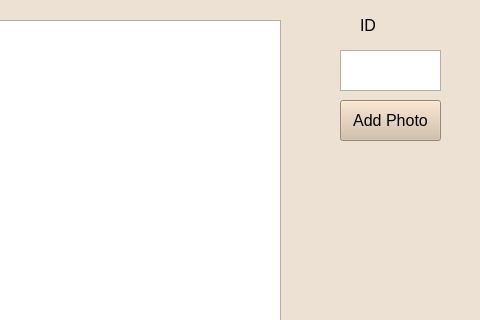
First picture: the form in photodialog.ui, repository EtoDrowsy/CS499, before the edit; both pictures show x 720 to 1200 and y 0 to 320 of the 1200 by 800 pixel window.
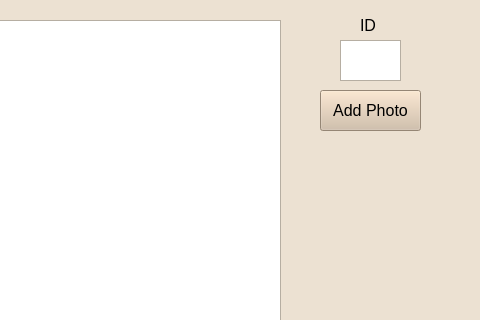
Second picture: the form after the edit.

Commit message: Added add button to cutlist

Patch:
```diff
--- a/photodialog.ui
+++ b/photodialog.ui
@@ -87,11 +87,16 @@
    <property name="geometry">
     <rect>
      <x>1060</x>
-     <y>50</y>
-     <width>101</width>
+     <y>40</y>
+     <width>61</width>
      <height>41</height>
     </rect>
    </property>
+   <property name="font">
+    <font>
+     <pointsize>12</pointsize>
+    </font>
+   </property>
    <property name="textInteractionFlags">
     <set>Qt::TextInteractionFlag::NoTextInteraction</set>
    </property>
@@ -99,8 +104,8 @@
   <widget class="QPushButton" name="pushButton">
    <property name="geometry">
     <rect>
-     <x>1060</x>
-     <y>100</y>
+     <x>1040</x>
+     <y>90</y>
      <width>101</width>
      <height>41</height>
     </rect>
```
The commit also changes 5 other files.
